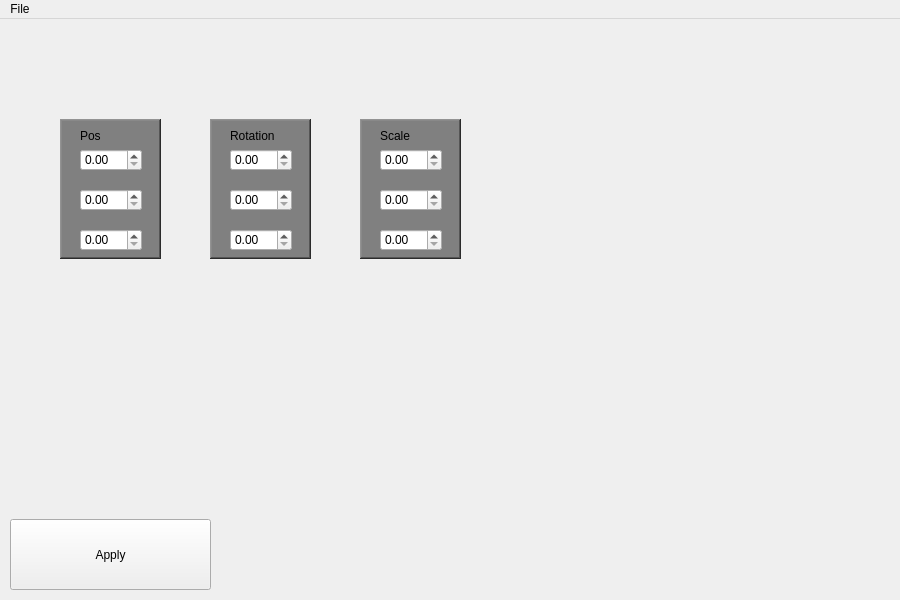
Qt form main.ui (sosig1107/MinecraftViewModelChanger) before a commit.
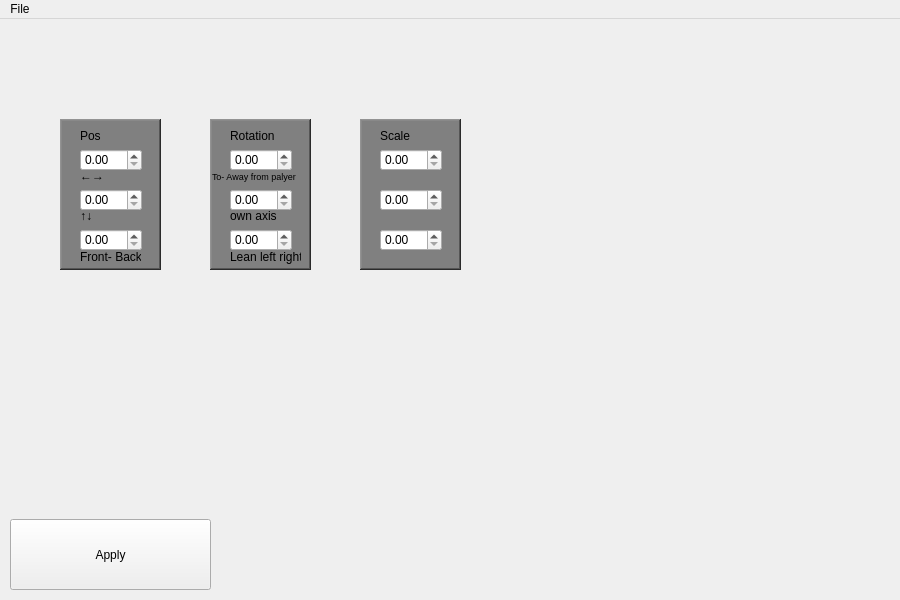
The same form after that commit. Icons and pictures are not drawn.

Diff of the .ui file:
```diff
--- a/main.ui
+++ b/main.ui
@@ -91,7 +91,7 @@
       <x>60</x>
       <y>100</y>
       <width>101</width>
-      <height>140</height>
+      <height>151</height>
      </rect>
     </property>
     <property name="styleSheet">
@@ -119,6 +119,45 @@
       <string>Pos</string>
      </property>
     </widget>
+    <widget class="QLabel" name="label">
+     <property name="geometry">
+      <rect>
+       <x>20</x>
+       <y>50</y>
+       <width>47</width>
+       <height>13</height>
+      </rect>
+     </property>
+     <property name="text">
+      <string>←→</string>
+     </property>
+    </widget>
+    <widget class="QLabel" name="label_2">
+     <property name="geometry">
+      <rect>
+       <x>20</x>
+       <y>90</y>
+       <width>47</width>
+       <height>13</height>
+      </rect>
+     </property>
+     <property name="text">
+      <string>↑↓</string>
+     </property>
+    </widget>
+    <widget class="QLabel" name="label_3">
+     <property name="geometry">
+      <rect>
+       <x>20</x>
+       <y>130</y>
+       <width>61</width>
+       <height>16</height>
+      </rect>
+     </property>
+     <property name="text">
+      <string>Front- Back</string>
+     </property>
+    </widget>
    </widget>
    <widget class="QDoubleSpinBox" name="RotY">
     <property name="geometry">
@@ -156,7 +195,7 @@
       <x>210</x>
       <y>100</y>
       <width>101</width>
-      <height>140</height>
+      <height>151</height>
      </rect>
     </property>
     <property name="styleSheet">
@@ -171,6 +210,32 @@
     <property name="lineWidth">
      <number>2</number>
     </property>
+    <widget class="QLabel" name="label_5">
+     <property name="geometry">
+      <rect>
+       <x>20</x>
+       <y>90</y>
+       <width>47</width>
+       <height>13</height>
+      </rect>
+     </property>
+     <property name="text">
+      <string>own axis</string>
+     </property>
+    </widget>
+    <widget class="QLabel" name="label_6">
+     <property name="geometry">
+      <rect>
+       <x>20</x>
+       <y>130</y>
+       <width>71</width>
+       <height>16</height>
+      </rect>
+     </property>
+     <property name="text">
+      <string>Lean left right</string>
+     </property>
+    </widget>
    </widget>
    <widget class="QDoubleSpinBox" name="ScaleY">
     <property name="geometry">
@@ -208,7 +273,7 @@
       <x>360</x>
       <y>100</y>
       <width>101</width>
-      <height>140</height>
+      <height>151</height>
      </rect>
     </property>
     <property name="styleSheet">
@@ -250,6 +315,19 @@
      <string>Rotation</string>
     </property>
    </widget>
+   <widget class="QLabel" name="label_4">
+    <property name="geometry">
+     <rect>
+      <x>212</x>
+      <y>150</y>
+      <width>110</width>
+      <height>16</height>
+     </rect>
+    </property>
+    <property name="text">
+     <string>&lt;html&gt;&lt;head/&gt;&lt;body&gt;&lt;p&gt;&lt;span style=&quot; font-size:7pt;&quot;&gt;To- Away from palyer&lt;/span&gt;&lt;/p&gt;&lt;/body&gt;&lt;/html&gt;</string>
+    </property>
+   </widget>
    <zorder>framePos_3</zorder>
    <zorder>framePos_2</zorder>
    <zorder>framePos</zorder>
@@ -265,6 +343,7 @@
    <zorder>ScaleX</zorder>
    <zorder>ScaleZ</zorder>
    <zorder>RotationLabel</zorder>
+   <zorder>label_4</zorder>
   </widget>
   <widget class="QMenuBar" name="menubar">
    <property name="geometry">
```
